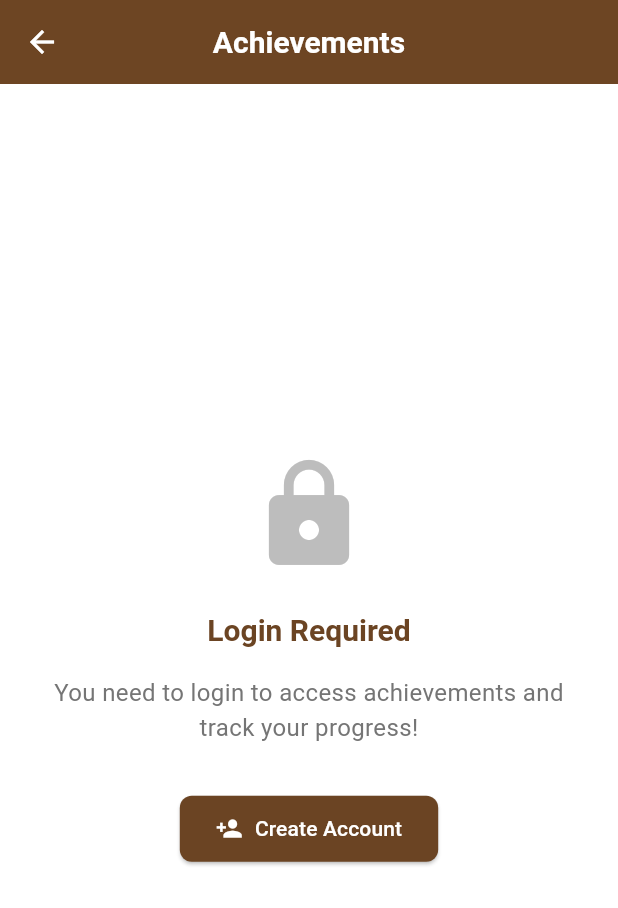
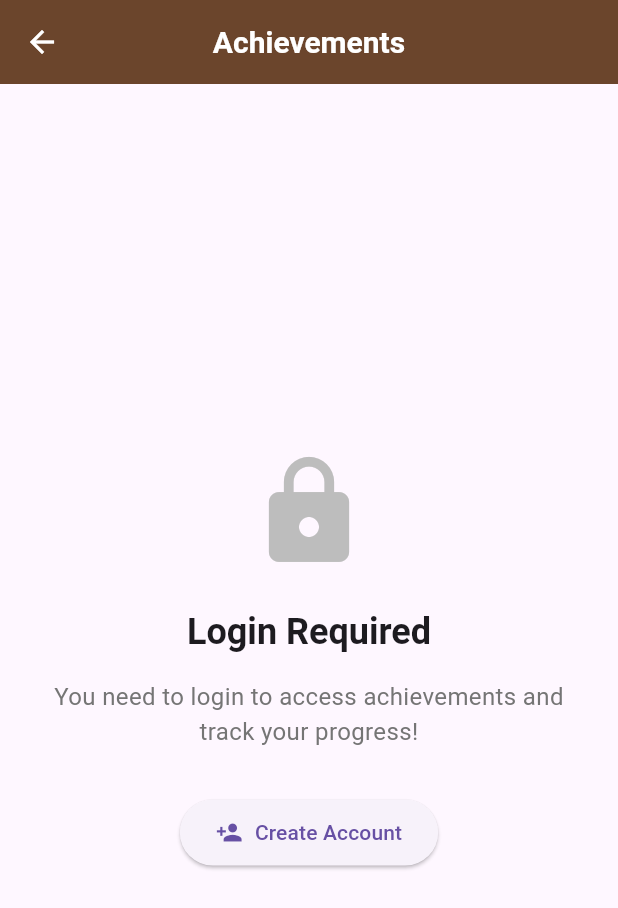
Before and after one commit to Muayad22/hqapp, a Flutter app: the screen it shows after launch, after a tap on "Login", after a tap on "Continue as Guest", after a tap on "Achievements", on a phone screen of 412 x 824 dp. Shown: the top 908 px of the screen. Run offline on Flutter 3.47's test engine with Material 3 defaults, Android fonts, the phone set to English and light mode, and no system bars; our stand-ins replace cloud_functions, firebase_core, firebase_database; missing offline and left inert: qr_code_scanner_plus; accounts and stored records are empty.

Commit message:
Updated main

```diff
--- a/lib/main.dart
+++ b/lib/main.dart
@@ -1,138 +1,15 @@
+import 'package:flutter/material.dart';
+import 'package:hqapp/screens/login_screen.dart';
 import 'package:firebase_core/firebase_core.dart';
-import 'package:flutter/material.dart';
-import 'package:flutter/foundation.dart';
-import 'package:hqapp/firebase_options.dart';
-import 'package:hqapp/screens/login_screen.dart';
-import 'package:hqapp/theme/app_theme.dart';
 
-Future<bool> _initializeFirebase() async {
-  try {
-    await Firebase.initializeApp(
-      options: DefaultFirebaseOptions.currentPlatform,
-    );
-    return true;
-  } catch (e) {
-    if (kDebugMode) {
-      print('Firebase initialization error: $e');
-    }
-    return false;
-  }
+void main() async{
+
+  WidgetsFlutterBinding.ensureInitialized();
+  await Firebase.initializeApp();
+
+  runApp(const MaterialApp(
+    title: "Heritage Quest",
+    debugShowCheckedModeBanner: false,
+    home: LoginScreen(),
+  ));
 }
-
-Future<void> main() async {
-  WidgetsFlutterBinding.ensureInitialized();
-
-  // Add error handling for Flutter errors
-  FlutterError.onError = (FlutterErrorDetails details) {
-    FlutterError.presentError(details);
-    if (kDebugMode) {
-      print('Flutter Error: ${details.exception}');
-      print('Stack trace: ${details.stack}');
-    }
-  };
-
-  // Handle Firebase initialization errors
-  bool firebaseInitialized = false;
-  try {
-    await _initializeFirebase();
-    firebaseInitialized = true;
-  } catch (e) {
-    if (kDebugMode) {
-      print('Firebase initialization error: $e');
-    }
-    // Continue with app even if Firebase fails (for development)
-  }
-
-  runApp(HeritageQuestApp(firebaseInitialized: firebaseInitialized));
-}
-
-class HeritageQuestApp extends StatelessWidget {
-  final bool firebaseInitialized;
-
-  const HeritageQuestApp({super.key, this.firebaseInitialized = true});
-
-  @override
-  Widget build(BuildContext context) {
-    return MaterialApp(
-      title: 'Heritage Quest',
-      theme: AppTheme.lightTheme,
-      darkTheme: AppTheme.darkTheme,
-      themeMode: ThemeMode.system,
-      home: firebaseInitialized
-          ? const LoginScreen()
-          : _ErrorScreen(
-              message:
-                  'Firebase is not configured for this platform. Please configure Firebase or use Android/iOS device.',
-            ),
-      debugShowCheckedModeBanner: false,
-      builder: (context, child) {
-        return MediaQuery(
-          data: MediaQuery.of(
-            context,
-          ).copyWith(textScaler: TextScaler.linear(1.0)),
-          child: child!,
-        );
-      },
-    );
-  }
-}
-
-class _ErrorScreen extends StatelessWidget {
-  final String message;
-
-  const _ErrorScreen({required this.message});
-
-  @override
-  Widget build(BuildContext context) {
-    return Scaffold(
-      body: Center(
-        child: Padding(
-          padding: const EdgeInsets.all(24.0),
-          child: Column(
-            mainAxisAlignment: MainAxisAlignment.center,
-            children: [
-              Icon(Icons.error_outline, size: 64, color: Colors.red[300]),
-              const SizedBox(height: 24),
-              Text(
-                'Configuration Error',
-                style: Theme.of(context).textTheme.headlineSmall?.copyWith(
-                  color: AppTheme.primaryColor,
-                  fontWeight: FontWeight.bold,
-                ),
-              ),
-              const SizedBox(height: 16),
-              Text(
-                message,
-                textAlign: TextAlign.center,
-                style: Theme.of(context).textTheme.bodyLarge,
-              ),
-              const SizedBox(height: 32),
-              ElevatedButton(
-                onPressed: () async {
-                  // Try to initialize Firebase again
-                  final initialized = await _initializeFirebase();
-                  if (context.mounted) {
-                    if (initialized) {
-                      Navigator.of(context).pushReplacement(
-                        MaterialPageRoute(builder: (_) => const LoginScreen()),
-                      );
-                    } else {
-                      ScaffoldMessenger.of(context).showSnackBar(
-                        const SnackBar(
-                          content: Text(
-                            'Failed to initialize Firebase. Please check your configuration.',
-                          ),
-                        ),
-                      );
-                    }
-                  }
-                },
-                child: const Text('Retry'),
-              ),
-            ],
-          ),
-        ),
-      ),
-    );
-  }
-}
```
Also changed, not shown: lib/firebase_options.dart (deleted), 1 other file.
